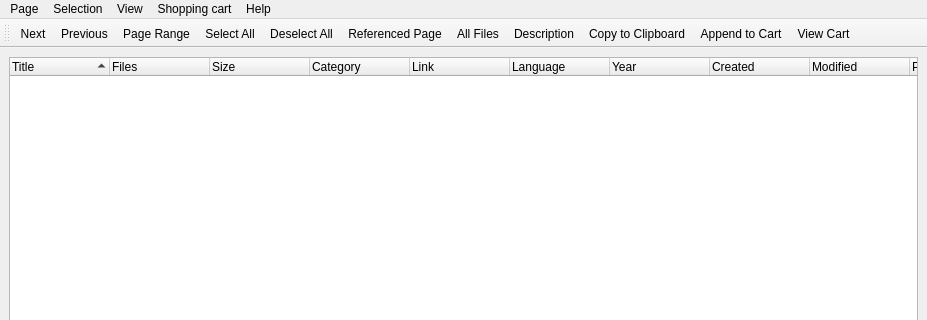
Old version of the form mainwindow.ui in the repository androidarduino/verycdgrabber; both pictures show x 0 to 927 and y 0 to 320 of the 927 by 727 pixel window.
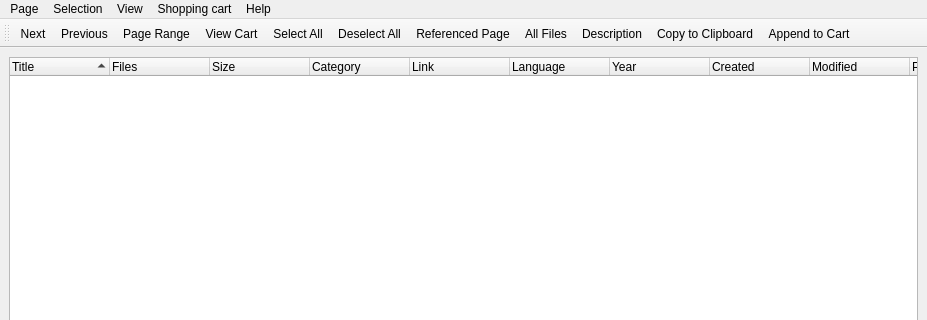
New version of the form.

The edit to the form file:
```diff
--- a/mainwindow.ui
+++ b/mainwindow.ui
@@ -176,6 +176,7 @@
    <addaction name="actionNext"/>
    <addaction name="actionPrevious"/>
    <addaction name="actionPage_Range"/>
+   <addaction name="actionView_cart"/>
    <addaction name="actionSelect_All"/>
    <addaction name="actionDeselect_All"/>
    <addaction name="actionReferenced_Page"/>
@@ -183,7 +184,6 @@
    <addaction name="actionDescription"/>
    <addaction name="actionCopy_to_Clipboard"/>
    <addaction name="actionAdd_to_cart"/>
-   <addaction name="actionView_cart"/>
   </widget>
   <action name="actionFirst">
    <property name="text">
```
